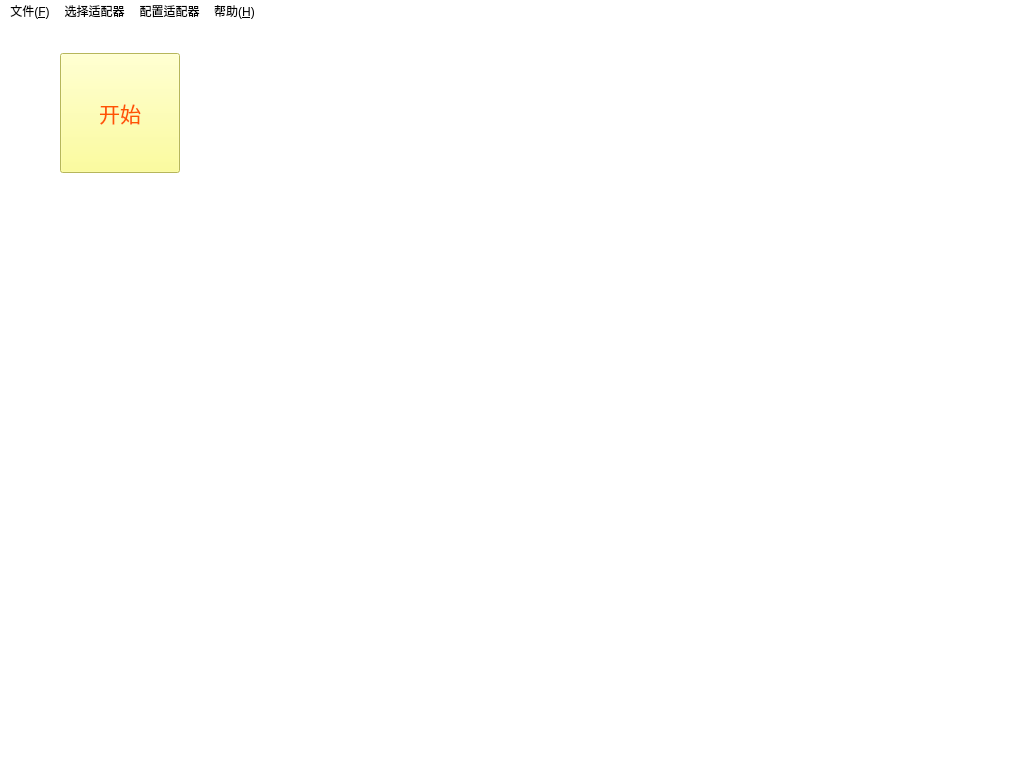
Above: mainwindow.ui from gxm2052/AdapterTest before the change. Below: the same form after it.
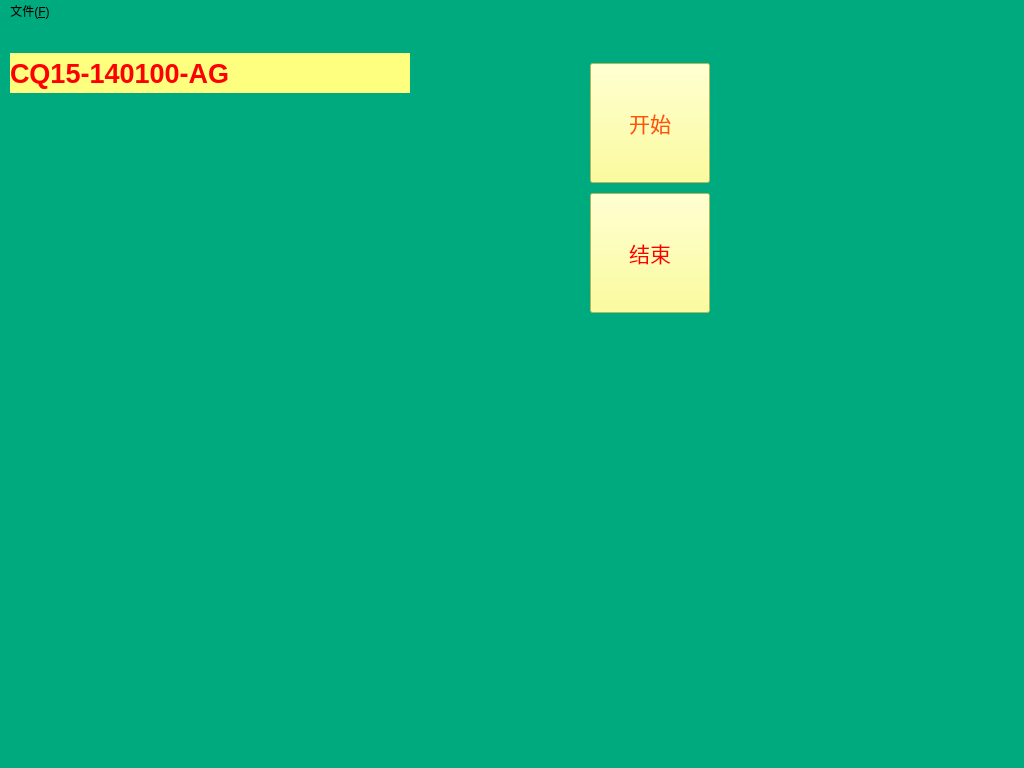
That is the form after the change.

Commit message: add dynamic menus and actions

Diff of the .ui file:
```diff
--- a/mainwindow.ui
+++ b/mainwindow.ui
@@ -32,14 +32,15 @@
    <string>MainWindow</string>
   </property>
   <property name="styleSheet">
-   <string notr="true">background-color: rgb(255, 255, 255);</string>
+   <string notr="true">background-color: rgb(0, 85, 0);
+background-color: rgb(0, 170, 127);</string>
   </property>
   <widget class="QWidget" name="centralWidget">
    <widget class="QPushButton" name="exitButton">
     <property name="geometry">
      <rect>
-      <x>60</x>
-      <y>30</y>
+      <x>590</x>
+      <y>40</y>
       <width>120</width>
       <height>120</height>
      </rect>
@@ -75,6 +76,91 @@
      <string>开始</string>
     </property>
    </widget>
+   <widget class="QLabel" name="adapter_name">
+    <property name="geometry">
+     <rect>
+      <x>10</x>
+      <y>30</y>
+      <width>400</width>
+      <height>40</height>
+     </rect>
+    </property>
+    <property name="sizePolicy">
+     <sizepolicy hsizetype="Fixed" vsizetype="Fixed">
+      <horstretch>0</horstretch>
+      <verstretch>0</verstretch>
+     </sizepolicy>
+    </property>
+    <property name="minimumSize">
+     <size>
+      <width>400</width>
+      <height>40</height>
+     </size>
+    </property>
+    <property name="maximumSize">
+     <size>
+      <width>400</width>
+      <height>40</height>
+     </size>
+    </property>
+    <property name="font">
+     <font>
+      <pointsize>20</pointsize>
+      <weight>75</weight>
+      <italic>false</italic>
+      <bold>true</bold>
+      <underline>false</underline>
+      <strikeout>false</strikeout>
+     </font>
+    </property>
+    <property name="styleSheet">
+     <string notr="true">background-color: rgb(255, 255, 127);
+color: rgb(255, 0, 0);</string>
+    </property>
+    <property name="text">
+     <string>CQ15-140100-AG</string>
+    </property>
+   </widget>
+   <widget class="QPushButton" name="stopButton">
+    <property name="geometry">
+     <rect>
+      <x>590</x>
+      <y>170</y>
+      <width>120</width>
+      <height>120</height>
+     </rect>
+    </property>
+    <property name="sizePolicy">
+     <sizepolicy hsizetype="Fixed" vsizetype="Fixed">
+      <horstretch>0</horstretch>
+      <verstretch>0</verstretch>
+     </sizepolicy>
+    </property>
+    <property name="minimumSize">
+     <size>
+      <width>120</width>
+      <height>120</height>
+     </size>
+    </property>
+    <property name="maximumSize">
+     <size>
+      <width>120</width>
+      <height>120</height>
+     </size>
+    </property>
+    <property name="font">
+     <font>
+      <pointsize>16</pointsize>
+     </font>
+    </property>
+    <property name="styleSheet">
+     <string notr="true">background-color: rgb(255, 255, 127);
+color: rgb(255, 0, 0);</string>
+    </property>
+    <property name="text">
+     <string>结束</string>
+    </property>
+   </widget>
   </widget>
   <widget class="QMenuBar" name="menuBar">
    <property name="geometry">
@@ -85,31 +171,13 @@
      <height>21</height>
     </rect>
    </property>
-   <widget class="QMenu" name="menu">
+   <widget class="QMenu" name="fileMenu">
     <property name="title">
      <string>文件(&amp;F)</string>
     </property>
     <addaction name="actionExit"/>
    </widget>
-   <widget class="QMenu" name="menu_2">
-    <property name="title">
-     <string>帮助(&amp;H)</string>
-    </property>
-   </widget>
-   <widget class="QMenu" name="menu_3">
-    <property name="title">
-     <string>选择适配器</string>
-    </property>
-   </widget>
-   <widget class="QMenu" name="menu_4">
-    <property name="title">
-     <string>配置适配器</string>
-    </property>
-   </widget>
-   <addaction name="menu"/>
-   <addaction name="menu_3"/>
-   <addaction name="menu_4"/>
-   <addaction name="menu_2"/>
+   <addaction name="fileMenu"/>
   </widget>
   <action name="actionExit">
    <property name="text">
```
Left out of the diff: 31 changed lines with no effect on the pictures. The commit also changes 2 other files.
